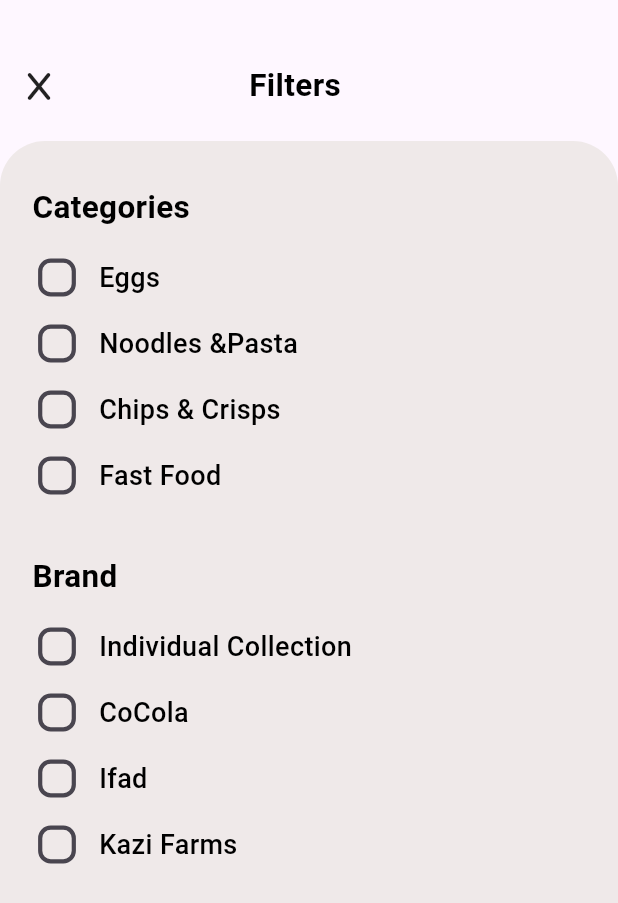
After one commit to Hagar2003/nectar, a Flutter app: the FliterBody screen opened directly, on a phone screen of 412 x 824 dp. The commit adds this screen. Shown: the top 903 px of the screen. Run offline on Flutter 3.47's test engine with Material 3 defaults, Android fonts, the phone set to English and light mode, and no system bars; our stand-ins replace font_awesome_flutter, go_router, pin_code_fields; Roboto replaces fonts that are missing (Gilroy).

Commit message:
filter done

```diff
--- a/lib/core/utils/app_router.dart
+++ b/lib/core/utils/app_router.dart
@@ -1,6 +1,7 @@
 import 'package:go_router/go_router.dart';
 import 'package:nectar/features/explore/presentattion/views/beverages_view.dart';
 import 'package:nectar/features/explore/presentattion/views/explore_view.dart';
+import 'package:nectar/features/explore/presentattion/views/filter_view.dart';
 import 'package:nectar/features/forget_password/forget_password.dart';
 import 'package:nectar/features/forget_password/widgets/congratulations.dart';
 import 'package:nectar/features/home/presentation/views/bottom_navigation_bar.dart';
@@ -17,6 +18,7 @@ abstract class AppRouter {
 static const kDetails = '/details';
 static const kExplore = '/Explore';
 static const kBeverages = '/Beverages';
+static const kFilter = '/Filters';
   static final router = GoRouter(routes: [
     GoRoute(
       path: ('/'),
@@ -57,7 +59,12 @@ static const kBeverages = '/Beverages';
   GoRoute(
       path: kBeverages,
       builder: (context, state) => const BeveragesView(),
+    ),
+      GoRoute(
+      path: kFilter,
+      builder: (context, state) => const FilterView(),
     )
+
 
   ]);
 }
--- /dev/null
+++ b/lib/features/explore/presentattion/views/filter_view.dart
@@ -0,0 +1,11 @@
+import 'package:flutter/material.dart';
+import 'package:nectar/features/explore/presentattion/views/widgets/fliter_body.dart';
+
+class FilterView extends StatelessWidget {
+  const FilterView({super.key});
+
+  @override
+  Widget build(BuildContext context) {
+    return FliterBody();
+  }
+}
--- a/lib/features/explore/presentattion/views/widgets/beverages_view_body.dart
+++ b/lib/features/explore/presentattion/views/widgets/beverages_view_body.dart
@@ -1,5 +1,7 @@
 import 'package:flutter/material.dart';
+import 'package:go_router/go_router.dart';
 import 'package:nectar/core/utils/app_images.dart';
+import 'package:nectar/core/utils/app_router.dart';
 import 'package:nectar/core/utils/styles.dart';
 import 'package:nectar/features/explore/presentattion/views/widgets/list_explore_item.dart';
 import 'package:nectar/features/home/presentation/views/widgets/list_view_item.dart';
@@ -11,30 +13,38 @@ class BeveragesViewBody extends StatelessWidget {
   Widget build(BuildContext context) {
     return Scaffold(
         appBar: AppBar(
-        title: Text('Beverages',
-        style: Styles.Text23,),
+          title: Text(
+            'Beverages',
+            style: Styles.Text23,
+          ),
           centerTitle: true,
           actions: [
-          Image(image:AssetImage(AppImages.icon),width: 50,)
+            GestureDetector(
+                onTap: () {
+                  GoRouter.of(context).push(AppRouter.kFilter);
+                },
+                child: Image(
+                  image: AssetImage(AppImages.icon),
+                  width: 50,
+                ))
           ],
         ),
-        body:Padding(
-          padding: const EdgeInsets.symmetric(horizontal: 12.0,vertical: 16),
+        body: Padding(
+          padding: const EdgeInsets.symmetric(horizontal: 12.0, vertical: 16),
           child: GridView.custom(
             padding: EdgeInsets.symmetric(horizontal: 2),
             gridDelegate: SliverGridDelegateWithFixedCrossAxisCount(
               crossAxisCount: 2,
               crossAxisSpacing: 2,
               mainAxisSpacing: 8,
-              childAspectRatio: 1.2 / 1.4,),
+              childAspectRatio: 1.2 / 1.4,
+            ),
             shrinkWrap: true,
-                childrenDelegate: SliverChildBuilderDelegate(childCount: 7,
-          (context, int index) {
-          return ListViewItem(index: 9,name:'Sprite');
+            childrenDelegate:
+                SliverChildBuilderDelegate(childCount: 7, (context, int index) {
+              return ListViewItem(index: 9, name: 'Sprite');
             }),
           ),
         ));
-
-
   }
 }
--- /dev/null
+++ b/lib/features/explore/presentattion/views/widgets/check_box.dart
@@ -0,0 +1,39 @@
+import 'package:flutter/material.dart';
+import 'package:nectar/constants.dart';
+import 'package:nectar/core/utils/styles.dart';
+
+class CheckBoxFilter extends StatefulWidget {
+   CheckBoxFilter({super.key, required this.text});
+String text;
+  @override
+  State<CheckBoxFilter> createState() => _CheckBoxFilterState();
+}
+
+class _CheckBoxFilterState extends State<CheckBoxFilter> {
+  bool value = false;
+
+  @override
+  Widget build(BuildContext context) {
+    return Row(
+      children: [
+        Transform.scale(
+            scale: 1.4,
+            child: Checkbox(
+                shape: RoundedRectangleBorder(
+                    borderRadius: BorderRadius.circular(6)),
+                activeColor: kPrimaryColor,
+                //hoverColor: Colors.white,
+                visualDensity: VisualDensity.comfortable,
+                tristate: true, // Example with tristate
+                value: value,
+                onChanged: (newValue) {
+                  setState(() {
+                    value = newValue!;
+                  });
+                })),
+                SizedBox(width: 6),
+        Text(widget.text,style: Styles.Text18.copyWith(color:!value? Colors.black:kPrimaryColor),)
+      ],
+    );
+  }
+}
--- /dev/null
+++ b/lib/features/explore/presentattion/views/widgets/fliter_body.dart
@@ -0,0 +1,62 @@
+import 'package:flutter/material.dart';
+import 'package:font_awesome_flutter/font_awesome_flutter.dart';
+import 'package:nectar/constants.dart';
+import 'package:nectar/core/utils/styles.dart';
+import 'package:nectar/features/explore/presentattion/views/widgets/check_box.dart';
+
+class FliterBody extends StatelessWidget {
+  const FliterBody({super.key});
+
+  @override
+  Widget build(BuildContext context) {
+    return
+    Scaffold(
+      body: SingleChildScrollView(
+      child: Column(
+        children: [
+          SizedBox(height: 20),
+          Padding(
+            padding: const EdgeInsets.symmetric(horizontal: 16.0,vertical: 22),
+            child: Row(
+              children: [
+                Icon(FontAwesomeIcons.x,size: 20),
+                SizedBox(width: 130),
+                Text(
+                  'Filters',
+                  style: Styles.Text23,
+                ),
+              ],),
+          ),
+
+            Container(width: double.infinity,
+            height: MediaQuery.of(context).size.height,
+              decoration: BoxDecoration(
+              borderRadius: BorderRadius.circular(30),
+              color:kGrey
+            ),
+              child: Padding(
+                padding: const EdgeInsets.symmetric(horizontal: 16.0,vertical: 19),
+                child: Column(crossAxisAlignment: CrossAxisAlignment.start,
+                  children: [SizedBox(height: 10),
+                  Text(' Categories',style: Styles.Text23,),
+                  SizedBox(height: 10),
+                  CheckBoxFilter(text: 'Eggs'),
+                  CheckBoxFilter(text: 'Noodles &Pasta'),
+                  CheckBoxFilter(text: 'Chips & Crisps'),
+                    CheckBoxFilter(text: 'Fast Food'),
+
+SizedBox(height: 30),
+                    Text(' Brand',style: Styles.Text23,),
+                  SizedBox(height: 10),
+                  CheckBoxFilter(text: 'Individual Collection'),
+                  CheckBoxFilter(text: 'CoCola'),
+                  CheckBoxFilter(text: 'Ifad'),
+                    CheckBoxFilter(text: 'Kazi Farms')
+                ],),
+              ),
+            )]
+          ),
+    ),
+    );
+  }
+}
```
Lines whose indentation alone changed are shown as unchanged.
